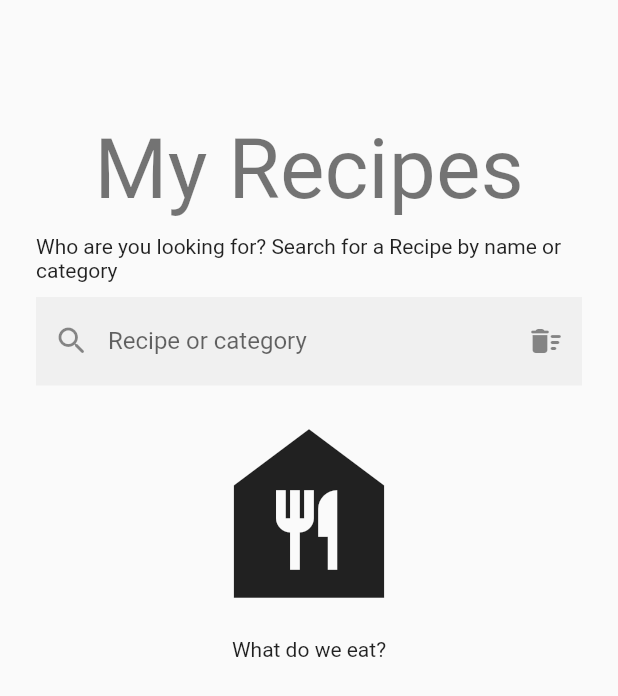
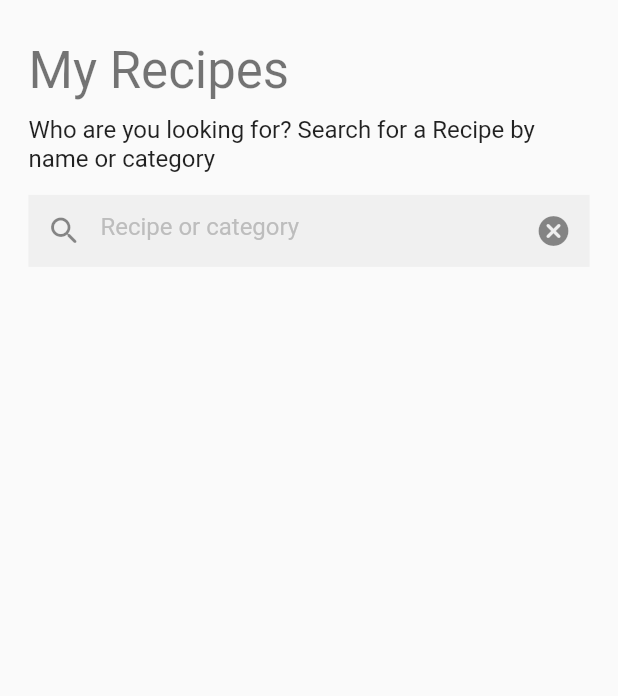
Before and after one commit to LUSEDOU/my_recipe, a Flutter app: the screen it shows after launch, on a phone screen of 412 x 824 dp. Shown: the top 696 px of the screen. Run offline on Flutter 3.47's test engine with Material 2 defaults, Android fonts, the phone set to English and light mode, and no system bars; our stand-ins replace bloc, equatable, flutter_bloc; generated files the repository leaves out were written again.

Commit message:
feat(overview): create and rewrite *searcher view

```diff
--- a/lib/app/view/app.dart
+++ b/lib/app/view/app.dart
@@ -7,6 +7,7 @@
 
 import 'package:flutter/material.dart';
 import 'package:my_recipes/l10n/l10n.dart';
+import 'package:my_recipes/recipe_overview/recipe_overview.dart';
 import 'package:my_recipes/recipe_searcher/recipe_searcher.dart';
 
 class App extends StatelessWidget {
@@ -15,6 +16,7 @@ class App extends StatelessWidget {
   @override
   Widget build(BuildContext context) {
     return MaterialApp(
+      debugShowCheckedModeBanner: false,
       theme: ThemeData(
         appBarTheme: const AppBarTheme(color: Color(0xFF13B9FF)),
         colorScheme: ColorScheme.fromSwatch(
@@ -23,7 +25,7 @@ class App extends StatelessWidget {
       ),
       localizationsDelegates: AppLocalizations.localizationsDelegates,
       supportedLocales: AppLocalizations.supportedLocales,
-      home: const RecipeSearcherPage(),
+      home: const RecipeOverviewPage(),
     );
   }
 }
--- /dev/null
+++ b/lib/recipe_overview/recipe_overview.dart
@@ -0,0 +1 @@
+export 'view/recipe_overview_page.dart';
--- /dev/null
+++ b/lib/recipe_overview/view/recipe_overview_page.dart
@@ -0,0 +1,58 @@
+import 'package:flutter/material.dart';
+import 'package:my_recipes/l10n/l10n.dart';
+
+class RecipeOverviewPage extends StatelessWidget {
+  const RecipeOverviewPage({Key? key}) : super(key: key);
+
+  @override
+  Widget build(BuildContext context) {
+    final size = MediaQuery.of(context).size;
+    final l10n = context.l10n;
+    final theme = Theme.of(context);
+    final textTheme = theme.textTheme;
+
+    return Scaffold(
+      body: SafeArea(
+        child: Padding(
+          padding: EdgeInsets.symmetric(horizontal: size.width * 0.046),
+          child: Column(
+            children: <Widget>[
+              SizedBox(height: size.height * 0.032),
+              Align(
+                alignment: Alignment.centerLeft,
+                child: Text(
+                  l10n.recipeSearcherTitle,
+                  style: textTheme.headlineMedium,
+                ),
+              ),
+              SizedBox(height: size.height * 0.013,),
+              Text(
+                l10n.recipeSearcherSubtitle,
+                style: textTheme.subtitle1,
+              ),
+              SizedBox(height: size.height * 0.018,),
+              TextField(
+                decoration: InputDecoration(
+                  filled: true,
+                  hintText: l10n.recipeSearcherTextLabel,
+                  hintStyle: TextStyle(
+                    color: Colors.grey.shade400,
+                  ),
+                  prefixIcon: IconButton(
+                    onPressed: () {},
+                    icon: const Icon(Icons.search_rounded),
+                  ),
+                  border: InputBorder.none,
+                  suffixIcon: IconButton(
+                    onPressed: () {},
+                    icon: const Icon(Icons.cancel_rounded),
+                  ),
+                ),
+              )
+            ],
+          ),
+        ),
+      ),
+    );
+  }
+}
--- a/lib/recipe_searcher/view/recipe_searcher_page.dart
+++ b/lib/recipe_searcher/view/recipe_searcher_page.dart
@@ -16,7 +16,6 @@ class RecipeSearcherPage extends StatelessWidget {
 }
 
 class _RecipeSearcherView extends StatelessWidget {
-
   @override
   Widget build(BuildContext context) {
     final l10n = context.l10n;
```
